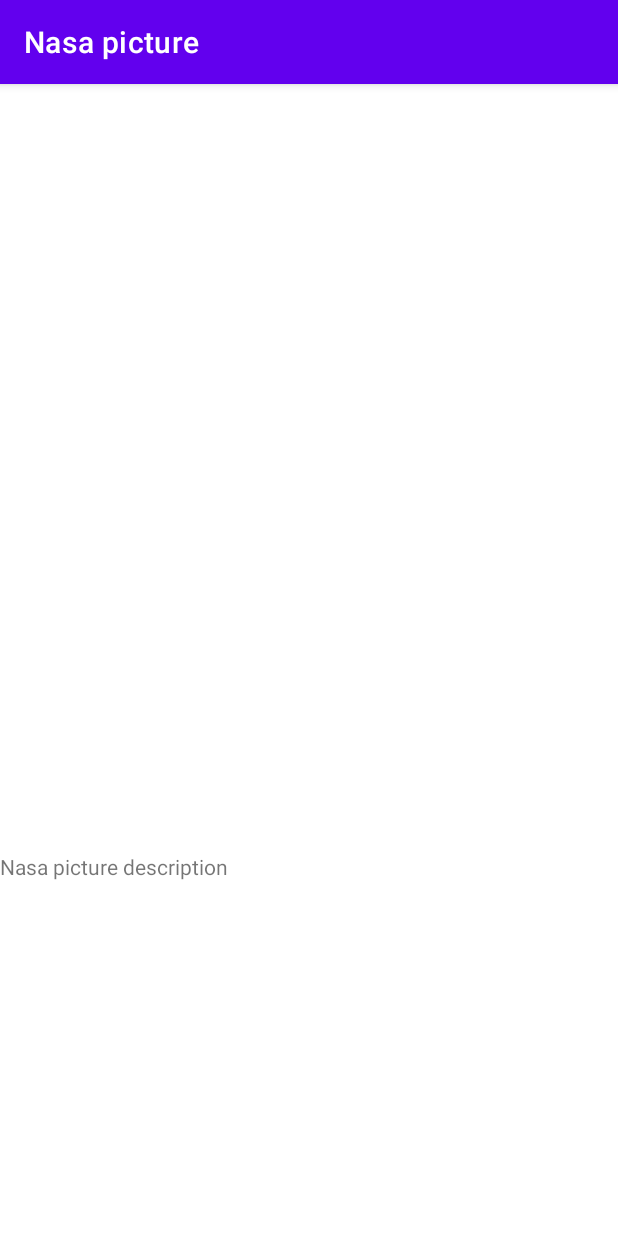
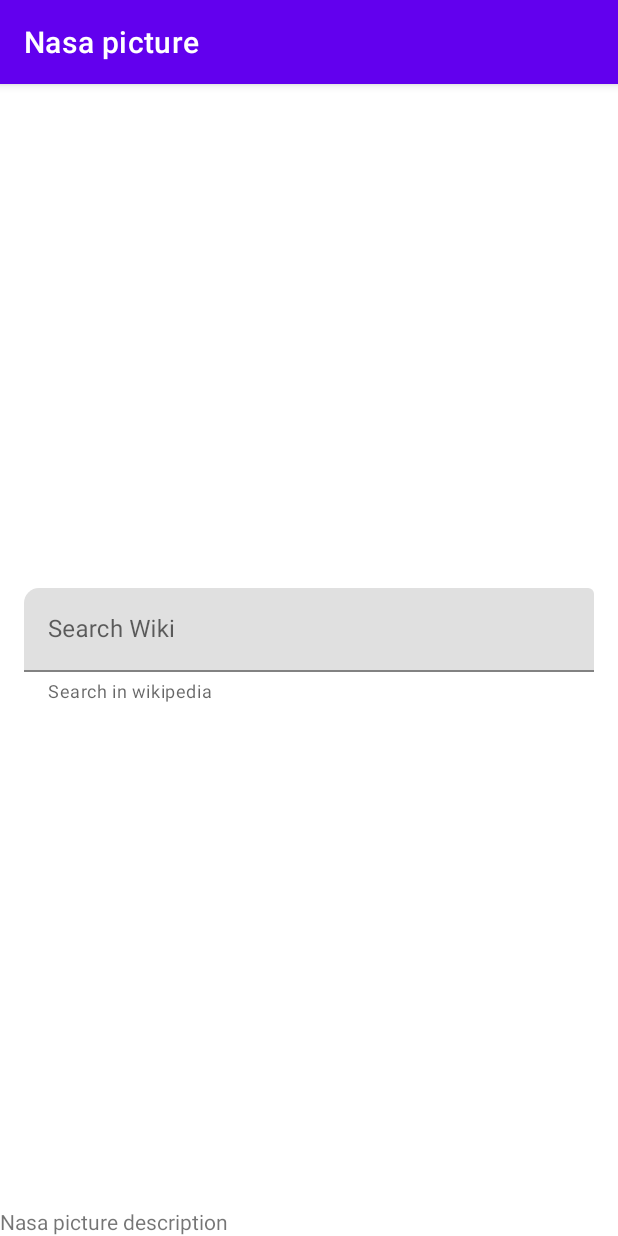
Before and after one commit to Rogoz208/Nasa-Picture, an Android app: the fragment NasaPodFragment placed in its activity, on a phone screen of 412 x 824 dp. Run offline under Robolectric (Android 15) with nearby library versions, the phone set to English and light mode, and no system bars; libraries missing offline, so code that uses them is left out: by.kirich1409.viewbindingdelegate; pictures from the network do not load; 4 statements that could not run were skipped.

Commit message:
lesson-1: added wiki search input layout

```diff
--- a/app/src/main/java/com/rogoz208/nasapicture/data/App.kt
+++ b/app/src/main/java/com/rogoz208/nasapicture/data/App.kt
@@ -8,12 +8,12 @@ import com.rogoz208.nasapicture.domain.repos.NasaPodRepo
 import retrofit2.Retrofit
 import retrofit2.converter.gson.GsonConverterFactory
 
-private const val RETROFIT_BASE_URL = "https://api.nasa.gov/"
+private const val NASA_BASE_URL = "https://api.nasa.gov/"
 
 class App : Application() {
 
     private val retrofit = Retrofit.Builder()
-        .baseUrl(RETROFIT_BASE_URL)
+        .baseUrl(NASA_BASE_URL)
         .addConverterFactory(GsonConverterFactory.create())
         .build()
 
--- a/app/src/main/res/layout/fragment_nasa_pod.xml
+++ b/app/src/main/res/layout/fragment_nasa_pod.xml
@@ -1,5 +1,6 @@
 <?xml version="1.0" encoding="utf-8"?>
-<LinearLayout xmlns:android="http://schemas.android.com/apk/res/android"
+<androidx.constraintlayout.widget.ConstraintLayout xmlns:android="http://schemas.android.com/apk/res/android"
+    xmlns:app="http://schemas.android.com/apk/res-auto"
     xmlns:tools="http://schemas.android.com/tools"
     android:layout_width="match_parent"
     android:layout_height="match_parent"
@@ -9,15 +10,38 @@
     <ImageView
         android:id="@+id/nasa_picture_image_view"
         android:layout_width="match_parent"
-        android:layout_height="0dp"
-        android:layout_weight="2"
-        tools:background="@color/black"/>
+        android:layout_height="wrap_content"
+        app:layout_constraintEnd_toEndOf="parent"
+        app:layout_constraintStart_toStartOf="parent"
+        app:layout_constraintTop_toTopOf="parent"
+        tools:background="@color/black" />
+
+    <com.google.android.material.textfield.TextInputLayout
+        android:id="@+id/wiki_search_input_layout"
+        android:layout_width="0dp"
+        android:layout_height="wrap_content"
+        android:layout_marginHorizontal="16dp"
+        android:hint="@string/search_wiki"
+        app:boxCornerRadiusTopStart="10dp"
+        app:helperText="@string/search_in_wilipedia"
+        app:layout_constraintBottom_toTopOf="@id/nasa_picture_description_text_view"
+        app:layout_constraintEnd_toEndOf="parent"
+        app:layout_constraintStart_toStartOf="parent"
+        app:layout_constraintTop_toBottomOf="@id/nasa_picture_image_view">
+
+        <com.google.android.material.textfield.TextInputEditText
+            android:id="@+id/wiki_search_input_edit_text"
+            android:layout_width="match_parent"
+            android:layout_height="wrap_content" />
+    </com.google.android.material.textfield.TextInputLayout>
 
     <TextView
         android:id="@+id/nasa_picture_description_text_view"
         android:layout_width="match_parent"
-        android:layout_height="0dp"
-        android:layout_weight="1"
-        android:text="Nasa picture description"/>
+        android:layout_height="wrap_content"
+        android:text="Nasa picture description"
+        app:layout_constraintBottom_toBottomOf="parent"
+        app:layout_constraintEnd_toEndOf="parent"
+        app:layout_constraintStart_toStartOf="parent" />
 
-</LinearLayout>
+</androidx.constraintlayout.widget.ConstraintLayout>
--- a/app/src/main/res/values/strings.xml
+++ b/app/src/main/res/values/strings.xml
@@ -1,3 +1,7 @@
 <resources>
     <string name="app_name">Nasa picture</string>
+
+    <string name="search_wiki">Search Wiki</string>
+    <string name="search_in_wilipedia">Search in wikipedia</string>
+
 </resources>
```
